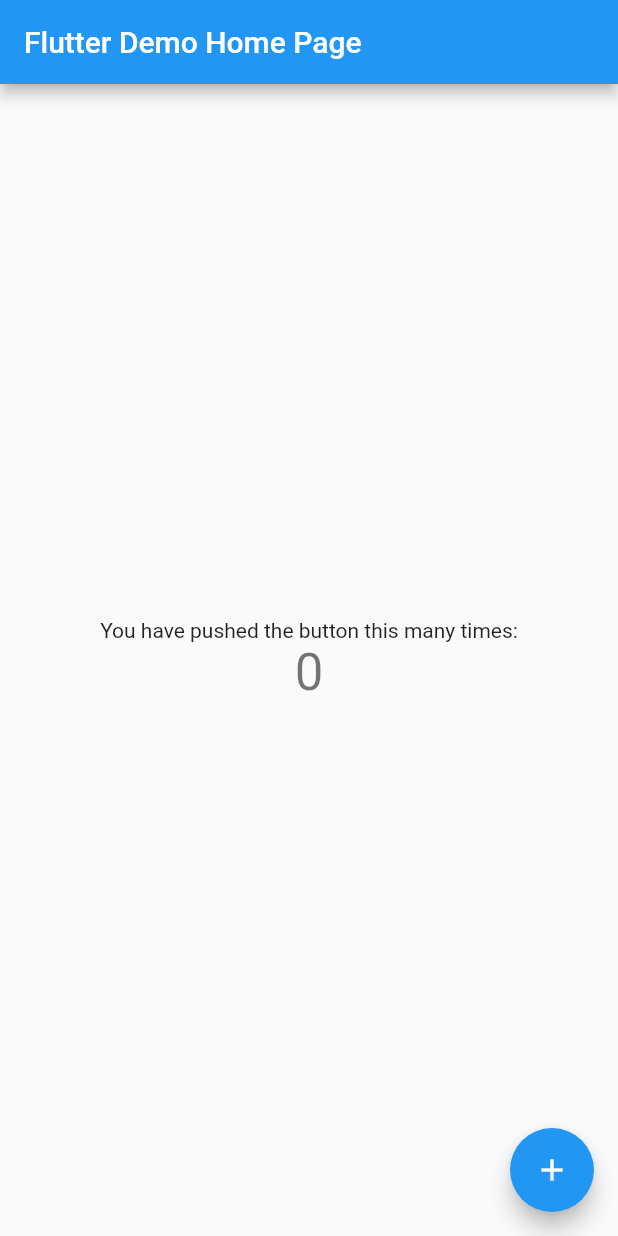
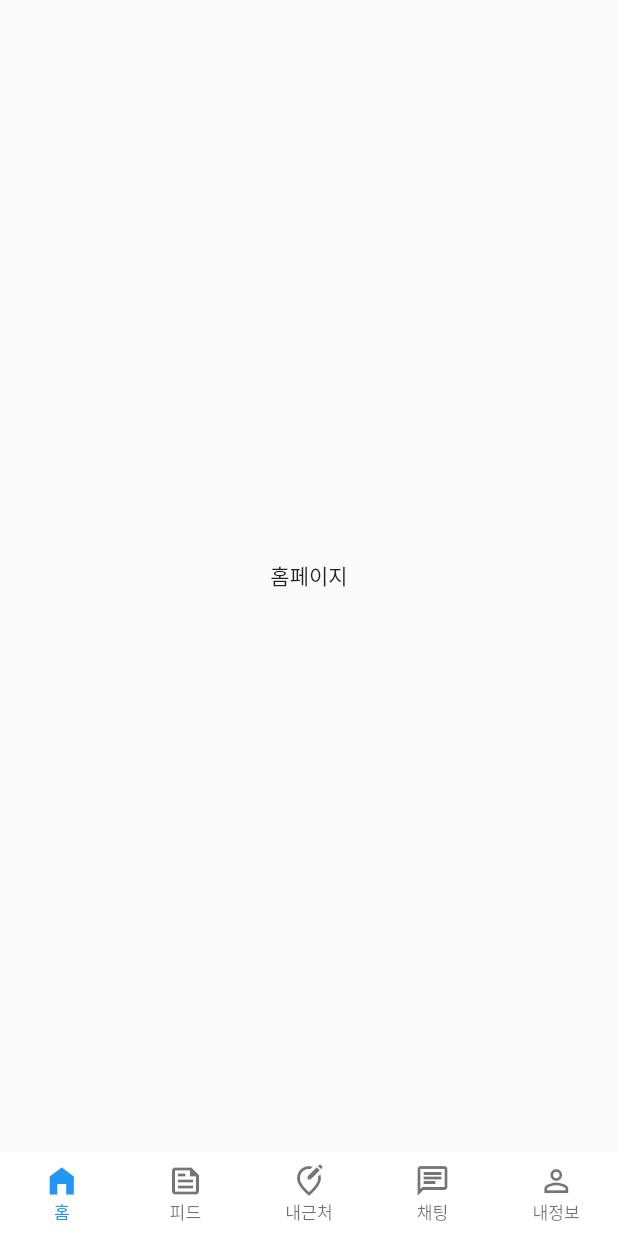
Before and after one commit to inma06/basic-bnb, a Flutter app: the screen it shows after launch, on a phone screen of 412 x 824 dp. Run offline on Flutter 3.47's test engine with Material 2 defaults, Android fonts, the phone set to English and light mode, and no system bars; our stand-ins replace flutter_screenutil, get.

Commit message:
바텀네비게이션 초기 셋팅

```diff
--- a/analysis_options.yaml
+++ b/analysis_options.yaml
@@ -7,7 +7,7 @@
 
 # The following line activates a set of recommended lints for Flutter apps,
 # packages, and plugins designed to encourage good coding practices.
-include: package:flutter_lints/flutter.yaml
+# include: package:flutter_lints/flutter.yaml
 
 linter:
   # The lint rules applied to this project can be customized in the
--- /dev/null
+++ b/lib/app.dart
@@ -0,0 +1,82 @@
+import 'package:basic_bnb/src/controller/route_service.dart';
+import 'package:basic_bnb/src/view/pages/chat/chat_page.dart';
+import 'package:basic_bnb/src/view/pages/feed/feed_page.dart';
+import 'package:basic_bnb/src/view/pages/home/home_page.dart';
+import 'package:basic_bnb/src/view/pages/me/me_page.dart';
+import 'package:basic_bnb/src/view/pages/near/near_page.dart';
+import 'package:flutter/material.dart';
+import 'package:flutter_screenutil/flutter_screenutil.dart';
+import 'package:get/get_state_manager/get_state_manager.dart';
+
+class App extends GetView<RouteService> {
+  const App({Key? key}) : super(key: key);
+
+  @override
+  Widget build(BuildContext context) {
+    return Scaffold(
+      body: Obx(
+        () {
+          switch (RouteName.values[controller.currentIndex.value]) {
+            case RouteName.home:
+              return HomePage();
+            case RouteName.feed:
+              return FeedPage();
+            case RouteName.near:
+              return NearPage();
+            case RouteName.chat:
+              return ChatPage();
+            case RouteName.me:
+              return MePage();
+          }
+        },
+      ),
+      bottomNavigationBar: Obx(
+        () {
+          return BottomNavigationBar(
+            backgroundColor: Colors.white,
+            elevation: 0,
+            type: BottomNavigationBarType.fixed,
+            selectedFontSize: 10.sp,
+            unselectedFontSize: 10.sp,
+            onTap: controller.changePageIndex,
+            currentIndex: controller.currentIndex.value,
+            showSelectedLabels: true,
+            showUnselectedLabels: true,
+            items: [
+              BottomNavigationBarItem(
+                icon: Icon(Icons.home_outlined),
+                activeIcon: Icon(Icons.home_filled),
+                label: "홈",
+                backgroundColor: Colors.transparent,
+              ),
+              BottomNavigationBarItem(
+                icon: Icon(Icons.feed_outlined),
+                activeIcon: Icon(Icons.feed),
+                label: "피드",
+                backgroundColor: Colors.transparent,
+              ),
+              BottomNavigationBarItem(
+                icon: Icon(Icons.edit_location_alt_outlined),
+                activeIcon: Icon(Icons.edit_location_alt_rounded),
+                label: "내근처",
+                backgroundColor: Colors.transparent,
+              ),
+              BottomNavigationBarItem(
+                icon: Icon(Icons.chat_outlined),
+                activeIcon: Icon(Icons.chat),
+                label: "채팅",
+                backgroundColor: Colors.transparent,
+              ),
+              BottomNavigationBarItem(
+                icon: Icon(Icons.person_outline),
+                activeIcon: Icon(Icons.person),
+                label: "내정보",
+                backgroundColor: Colors.transparent,
+              ),
+            ],
+          );
+        },
+      ),
+    );
+  }
+}
--- /dev/null
+++ b/lib/binding/init_binding.dart
@@ -0,0 +1,9 @@
+import 'package:basic_bnb/src/controller/route_service.dart';
+import 'package:get/instance_manager.dart';
+
+class InitBinding implements Bindings {
+  @override
+  void dependencies() {
+    Get.put(RouteService());
+  }
+}
--- a/lib/main.dart
+++ b/lib/main.dart
@@ -1,4 +1,8 @@
+import 'package:basic_bnb/app.dart';
+import 'package:basic_bnb/binding/init_binding.dart';
 import 'package:flutter/material.dart';
+import 'package:flutter_screenutil/flutter_screenutil.dart';
+import 'package:get/get_navigation/src/root/get_material_app.dart';
 
 void main() {
   runApp(const MyApp());
@@ -6,110 +10,22 @@ void main() {
 
 class MyApp extends StatelessWidget {
   const MyApp({Key? key}) : super(key: key);
-
-  // This widget is the root of your application.
   @override
   Widget build(BuildContext context) {
-    return MaterialApp(
-      title: 'Flutter Demo',
-      theme: ThemeData(
-        // This is the theme of your application.
-        //
-        // Try running your application with "flutter run". You'll see the
-        // application has a blue toolbar. Then, without quitting the app, try
-        // changing the primarySwatch below to Colors.green and then invoke
-        // "hot reload" (press "r" in the console where you ran "flutter run",
-        // or simply save your changes to "hot reload" in a Flutter IDE).
-        // Notice that the counter didn't reset back to zero; the application
-        // is not restarted.
-        primarySwatch: Colors.blue,
-      ),
-      home: const MyHomePage(title: 'Flutter Demo Home Page'),
+    return ScreenUtilInit(
+      designSize: const Size(360, 690),
+      minTextAdapt: true,
+      splitScreenMode: true,
+      builder: (context, child) {
+        return GetMaterialApp(
+          title: 'Basic BnB',
+          theme: ThemeData(
+            primarySwatch: Colors.blue,
+          ),
+          initialBinding: InitBinding(),
+          home: App(),
+        );
+      },
     );
   }
 }
-
-class MyHomePage extends StatefulWidget {
-  const MyHomePage({Key? key, required this.title}) : super(key: key);
-
-  // This widget is the home page of your application. It is stateful, meaning
-  // that it has a State object (defined below) that contains fields that affect
-  // how it looks.
-
-  // This class is the configuration for the state. It holds the values (in this
-  // case the title) provided by the parent (in this case the App widget) and
-  // used by the build method of the State. Fields in a Widget subclass are
-  // always marked "final".
-
-  final String title;
-
-  @override
-  State<MyHomePage> createState() => _MyHomePageState();
-}
-
-class _MyHomePageState extends State<MyHomePage> {
-  int _counter = 0;
-
-  void _incrementCounter() {
-    setState(() {
-      // This call to setState tells the Flutter framework that something has
-      // changed in this State, which causes it to rerun the build method below
-      // so that the display can reflect the updated values. If we changed
-      // _counter without calling setState(), then the build method would not be
-      // called again, and so nothing would appear to happen.
-      _counter++;
-    });
-  }
-
-  @override
-  Widget build(BuildContext context) {
-    // This method is rerun every time setState is called, for instance as done
-    // by the _incrementCounter method above.
-    //
-    // The Flutter framework has been optimized to make rerunning build methods
-    // fast, so that you can just rebuild anything that needs updating rather
-    // than having to individually change instances of widgets.
-    return Scaffold(
-      appBar: AppBar(
-        // Here we take the value from the MyHomePage object that was created by
-        // the App.build method, and use it to set our appbar title.
-        title: Text(widget.title),
-      ),
-      body: Center(
-        // Center is a layout widget. It takes a single child and positions it
-        // in the middle of the parent.
-        child: Column(
-          // Column is also a layout widget. It takes a list of children and
-          // arranges them vertically. By default, it sizes itself to fit its
-          // children horizontally, and tries to be as tall as its parent.
-          //
-          // Invoke "debug painting" (press "p" in the console, choose the
-          // "Toggle Debug Paint" action from the Flutter Inspector in Android
-          // Studio, or the "Toggle Debug Paint" command in Visual Studio Code)
-          // to see the wireframe for each widget.
-          //
-          // Column has various properties to control how it sizes itself and
-          // how it positions its children. Here we use mainAxisAlignment to
-          // center the children vertically; the main axis here is the vertical
-          // axis because Columns are vertical (the cross axis would be
-          // horizontal).
-          mainAxisAlignment: MainAxisAlignment.center,
-          children: <Widget>[
-            const Text(
-              'You have pushed the button this many times:',
-            ),
-            Text(
-              '$_counter',
-              style: Theme.of(context).textTheme.headline4,
-            ),
-          ],
-        ),
-      ),
-      floatingActionButton: FloatingActionButton(
-        onPressed: _incrementCounter,
-        tooltip: 'Increment',
-        child: const Icon(Icons.add),
-      ), // This trailing comma makes auto-formatting nicer for build methods.
-    );
-  }
-}
--- /dev/null
+++ b/lib/src/controller/route_service.dart
@@ -0,0 +1,17 @@
+import 'package:get/get.dart';
+
+enum RouteName {
+  home,
+  feed,
+  near,
+  chat,
+  me,
+}
+
+class RouteService extends GetxService {
+  static RouteService get to => Get.find();
+  RxInt currentIndex = RouteName.home.index.obs;
+  void changePageIndex(int index) {
+    currentIndex(index);
+  }
+}
--- /dev/null
+++ b/lib/src/view/pages/chat/chat_page.dart
@@ -0,0 +1,13 @@
+import 'package:flutter/material.dart';
+
+class ChatPage extends StatelessWidget {
+  const ChatPage({Key? key}) : super(key: key);
+
+  @override
+  Widget build(BuildContext context) {
+    return Scaffold(
+        body: Center(
+      child: Text('채팅페이지'),
+    ));
+  }
+}
--- /dev/null
+++ b/lib/src/view/pages/feed/feed_page.dart
@@ -0,0 +1,13 @@
+import 'package:flutter/material.dart';
+
+class FeedPage extends StatelessWidget {
+  const FeedPage({Key? key}) : super(key: key);
+
+  @override
+  Widget build(BuildContext context) {
+    return Scaffold(
+        body: Center(
+      child: Text('피드페이지'),
+    ));
+  }
+}
--- /dev/null
+++ b/lib/src/view/pages/home/home_page.dart
@@ -0,0 +1,13 @@
+import 'package:flutter/material.dart';
+
+class HomePage extends StatelessWidget {
+  const HomePage({Key? key}) : super(key: key);
+
+  @override
+  Widget build(BuildContext context) {
+    return Scaffold(
+        body: Center(
+      child: Text('홈페이지'),
+    ));
+  }
+}
--- /dev/null
+++ b/lib/src/view/pages/me/me_page.dart
@@ -0,0 +1,13 @@
+import 'package:flutter/material.dart';
+
+class MePage extends StatelessWidget {
+  const MePage({Key? key}) : super(key: key);
+
+  @override
+  Widget build(BuildContext context) {
+    return Scaffold(
+        body: Center(
+      child: Text('마이페이지'),
+    ));
+  }
+}
--- /dev/null
+++ b/lib/src/view/pages/near/near_page.dart
@@ -0,0 +1,13 @@
+import 'package:flutter/material.dart';
+
+class NearPage extends StatelessWidget {
+  const NearPage({Key? key}) : super(key: key);
+
+  @override
+  Widget build(BuildContext context) {
+    return Scaffold(
+        body: Center(
+      child: Text('내근처'),
+    ));
+  }
+}
```
Also changed, not shown: pubspec.yaml (+2 -10 lines), pubspec.lock.
